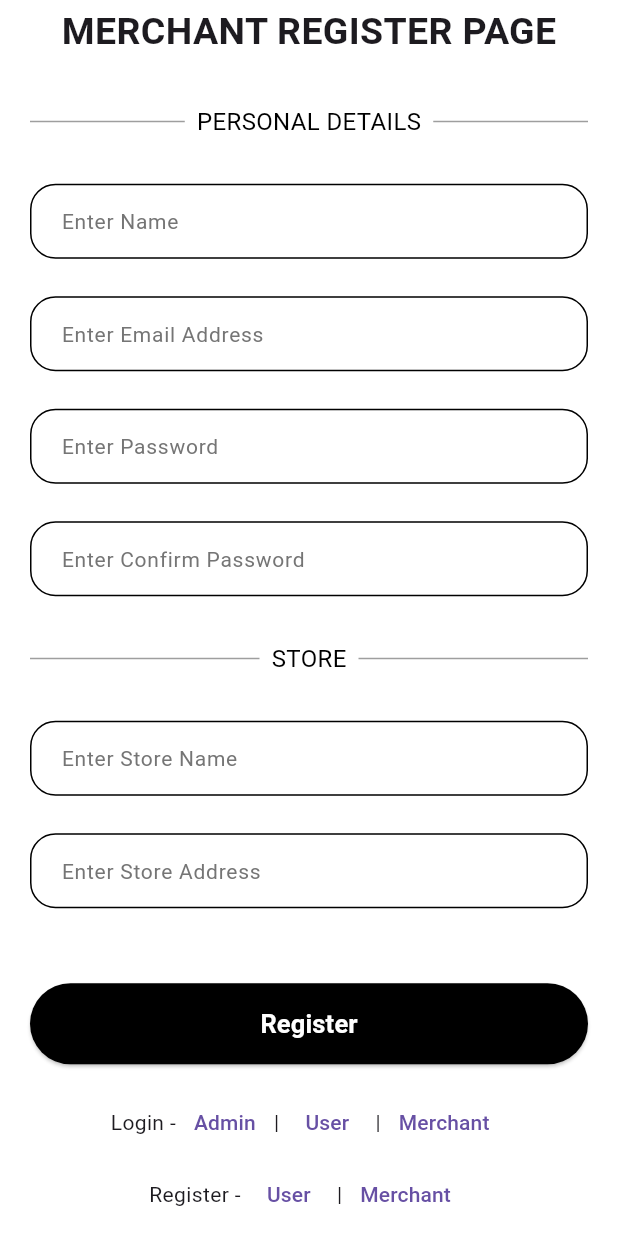
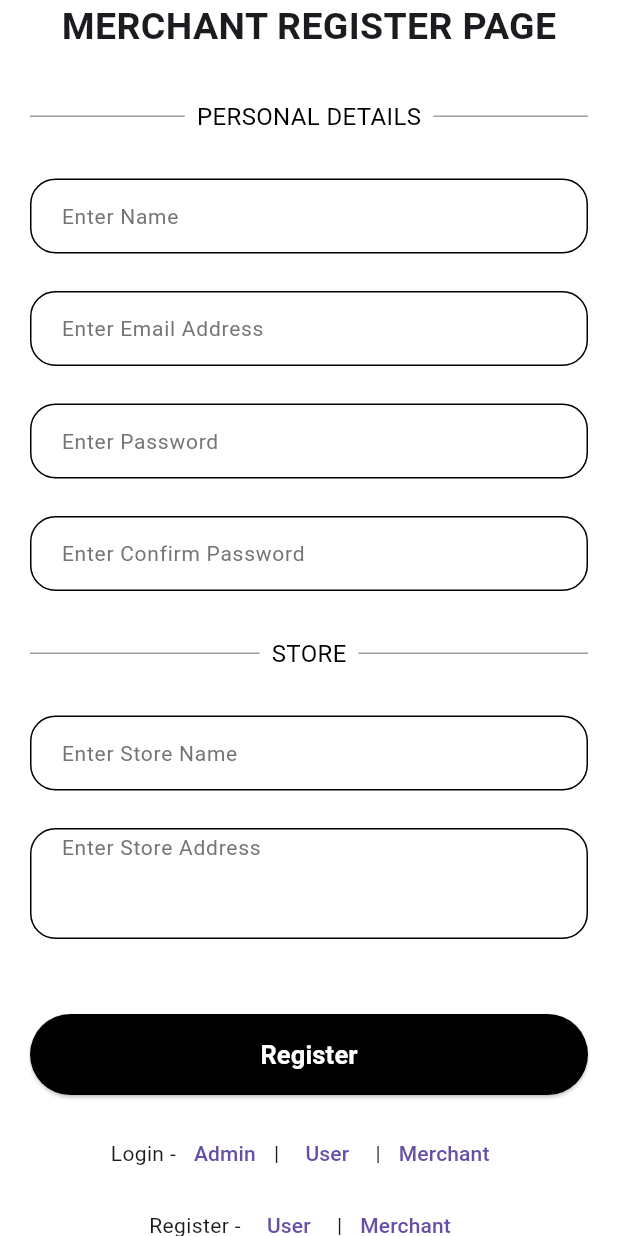
Before and after one commit to DamodharGona/ECOMMERCE1, a Flutter app: the MerchantRegisterScreen screen opened by its route, on a phone screen of 412 x 824 dp. Run offline on Flutter 3.47's test engine with Material 3 defaults, Android fonts, the phone set to English and light mode, and no system bars; our stand-ins replace cached_network_image, cloud_firestore, dotted_border, equatable, firebase_auth, firebase_core and 3 more; missing offline and left inert: secure_shared_preferences; accounts and stored records are empty.

Commit message:
minor changes

```diff
--- a/lib/src/features/merchants/auth/screens/merchant_register_screen.dart
+++ b/lib/src/features/merchants/auth/screens/merchant_register_screen.dart
@@ -23,7 +23,9 @@ class _MerchantRegisterScreenState extends State<MerchantRegisterScreen> {
     final storeAddressController = TextEditingController();
 
     return Scaffold(
-        body: Padding(
+      body: SafeArea(
+        child: SingleChildScrollView(
+          child: Padding(
             padding: const EdgeInsets.symmetric(horizontal: 20),
             child: Column(
               crossAxisAlignment: CrossAxisAlignment.center,
@@ -75,6 +77,7 @@ class _MerchantRegisterScreenState extends State<MerchantRegisterScreen> {
                   controller: storeAddressController,
                   text: 'Enter Store Address',
                   prefixIcon: null,
+                  isAddress: true,
                 ),
                 const SizedBox(height: 50),
                 MyButtonWidget(
@@ -85,6 +88,9 @@ class _MerchantRegisterScreenState extends State<MerchantRegisterScreen> {
                 const MultiAuthWidget(),
               ],
             ),
-    ));
+          ),
+        ),
+      ),
+    );
   }
 }
--- a/lib/src/shared/widgets/my_text_field_widget.dart
+++ b/lib/src/shared/widgets/my_text_field_widget.dart
@@ -4,12 +4,14 @@ class MyTextFieldWidget extends StatelessWidget {
   final String text;
   final Widget? prefixIcon;
   final TextEditingController? controller;
+  final bool isAddress;
 
   const MyTextFieldWidget({
     super.key,
     required this.text,
     required this.prefixIcon,
     required this.controller,
+    this.isAddress = false,
   });
 
   @override
@@ -33,6 +35,7 @@ class MyTextFieldWidget extends StatelessWidget {
             fontSize: 14,
           ),
         ),
+        maxLines: isAddress ? 3 : null,
       ),
     );
   }
```
Lines whose indentation alone changed are shown as unchanged.
